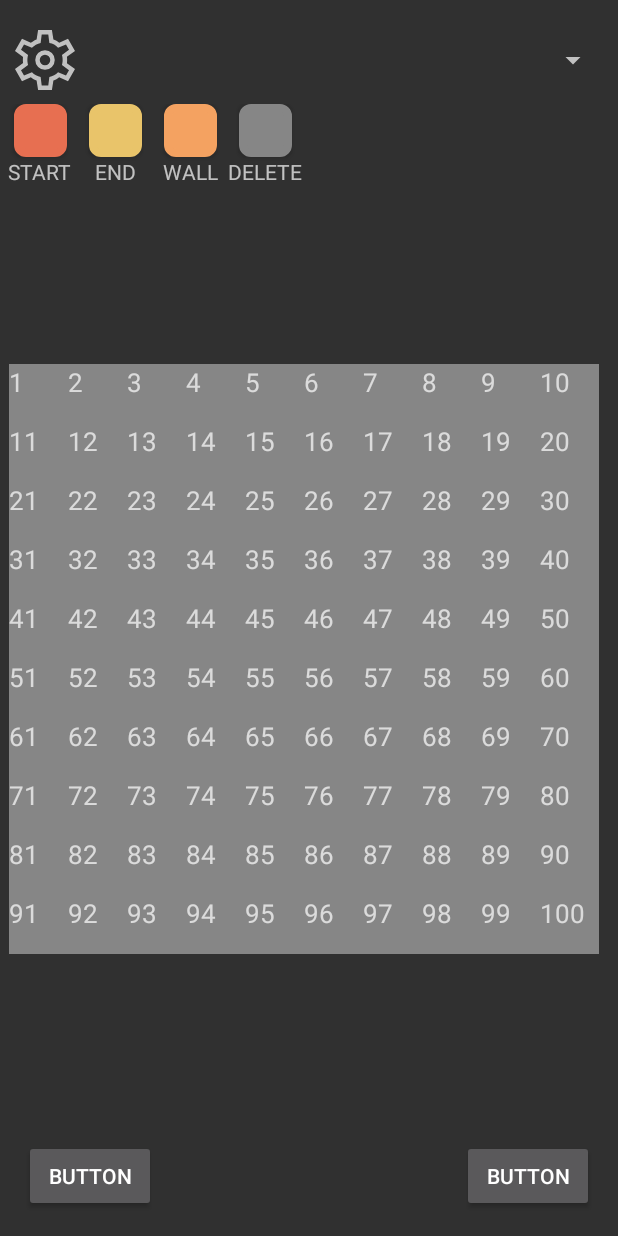
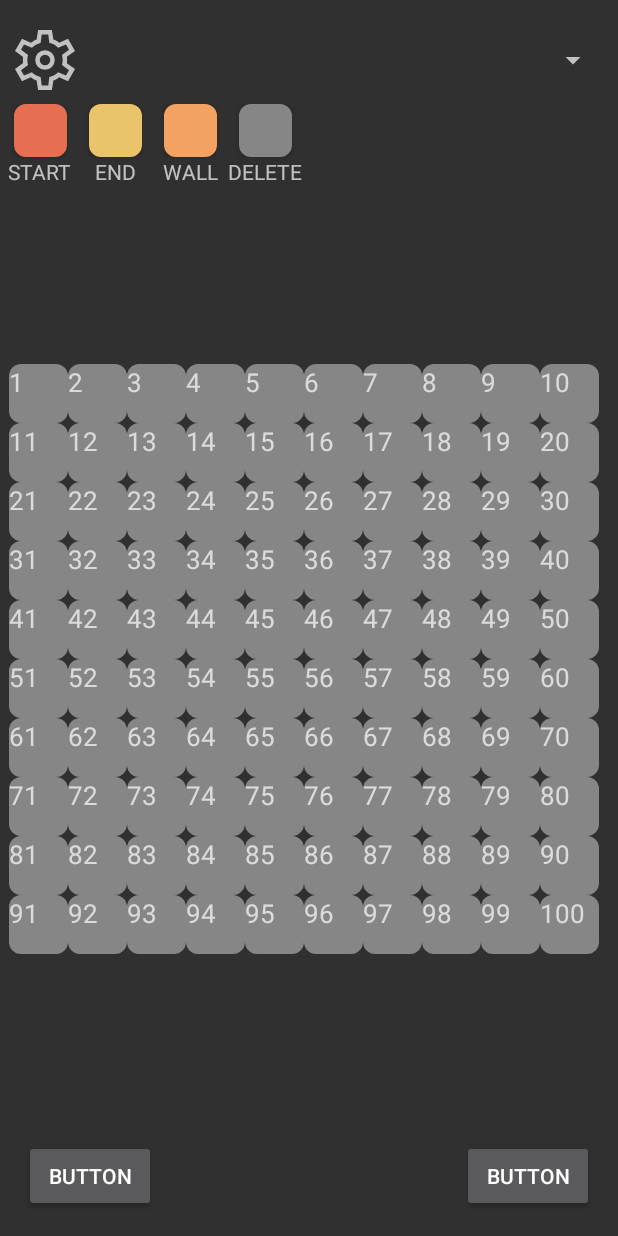
Before and after one commit to huhu72/Visualizer-Android, an Android app: the Dijkstras_Visualizer_Activity screen opened directly, with no data from a screen before it, on a phone screen of 412 x 824 dp. Run offline under Robolectric (Android 15) with nearby library versions, the phone set to English and light mode, and no system bars.

Commit message:
Made boxes in the grid have round corners

```diff
--- a/app/src/main/java/com/example/visualizer/Dijkstras_Visualizer_Activity.java
+++ b/app/src/main/java/com/example/visualizer/Dijkstras_Visualizer_Activity.java
@@ -126,7 +126,7 @@ public class Dijkstras_Visualizer_Activity extends AppCompatActivity implements
         for (int i = 0; i < rowSize; i++) {
             for (int j = 0; j < colSize; j++) {
                 TextView box = new TextView(this);
-                box.setBackgroundColor(getColor(R.color.custom_grey));
+                box.setBackground(getDrawable(R.drawable.round_corner_delete));
                 box.setId(TextView.generateViewId());
                 String tag = "box-" + counter;
                 box.setTag(tag);
```
